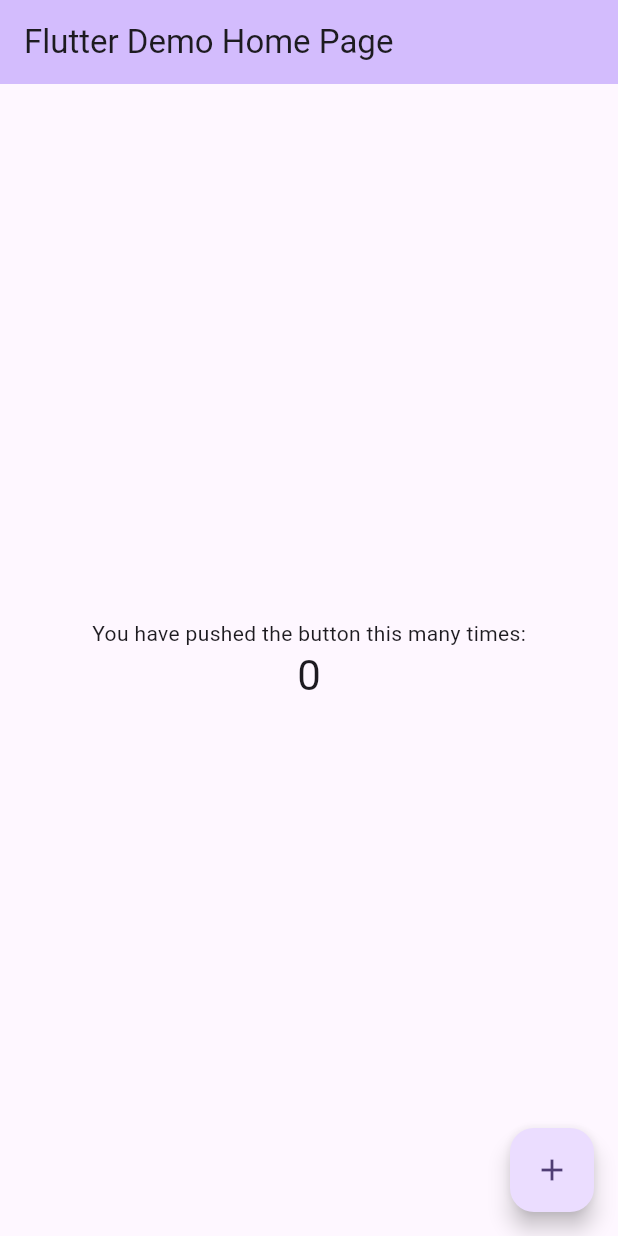
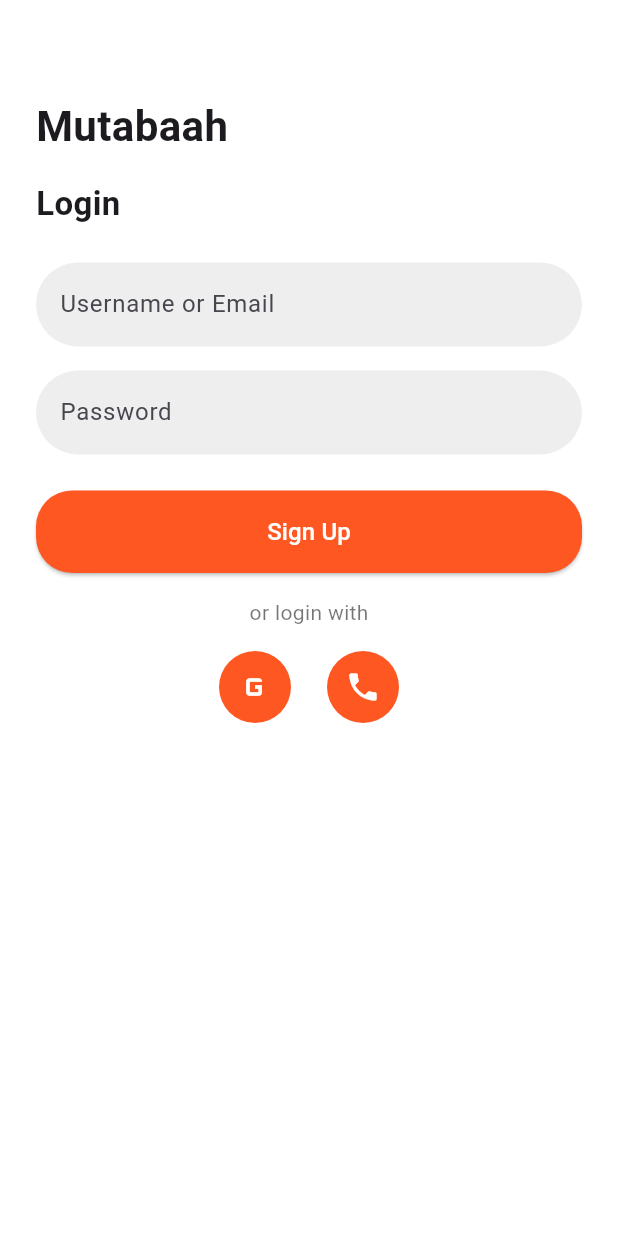
Before and after one commit to ahrozujun/mqv1, a Flutter app: the screen it shows after launch, on a phone screen of 412 x 824 dp. Run offline on Flutter 3.47's test engine with Material 3 defaults, Android fonts, the phone set to English and light mode, and no system bars.

Commit message:
Mengganti main.dart

```diff
--- a/lib/main.dart
+++ b/lib/main.dart
@@ -7,116 +7,140 @@ void main() {
 class MyApp extends StatelessWidget {
   const MyApp({super.key});
 
-  // This widget is the root of your application.
   @override
   Widget build(BuildContext context) {
     return MaterialApp(
-      title: 'Flutter Demo',
-      theme: ThemeData(
-        // This is the theme of your application.
-        //
-        // TRY THIS: Try running your application with "flutter run". You'll see
-        // the application has a purple toolbar. Then, without quitting the app,
-        // try changing the seedColor in the colorScheme below to Colors.green
-        // and then invoke "hot reload" (save your changes or press the "hot
-        // reload" button in a Flutter-supported IDE, or press "r" if you used
-        // the command line to start the app).
-        //
-        // Notice that the counter didn't reset back to zero; the application
-        // state is not lost during the reload. To reset the state, use hot
-        // restart instead.
-        //
-        // This works for code too, not just values: Most code changes can be
-        // tested with just a hot reload.
-        colorScheme: ColorScheme.fromSeed(seedColor: Colors.deepPurple),
-      ),
-      home: const MyHomePage(title: 'Flutter Demo Home Page'),
+      title: 'Mutabaah',
+      debugShowCheckedModeBanner: false,
+      home: const LoginPage(),
     );
   }
 }
 
-class MyHomePage extends StatefulWidget {
-  const MyHomePage({super.key, required this.title});
-
-  // This widget is the home page of your application. It is stateful, meaning
-  // that it has a State object (defined below) that contains fields that affect
-  // how it looks.
-
-  // This class is the configuration for the state. It holds the values (in this
-  // case the title) provided by the parent (in this case the App widget) and
-  // used by the build method of the State. Fields in a Widget subclass are
-  // always marked "final".
-
-  final String title;
-
-  @override
-  State<MyHomePage> createState() => _MyHomePageState();
-}
-
-class _MyHomePageState extends State<MyHomePage> {
-  int _counter = 0;
-
-  void _incrementCounter() {
-    setState(() {
-      // This call to setState tells the Flutter framework that something has
-      // changed in this State, which causes it to rerun the build method below
-      // so that the display can reflect the updated values. If we changed
-      // _counter without calling setState(), then the build method would not be
-      // called again, and so nothing would appear to happen.
-      _counter++;
-    });
-  }
+class LoginPage extends StatelessWidget {
+  const LoginPage({super.key});
 
   @override
   Widget build(BuildContext context) {
-    // This method is rerun every time setState is called, for instance as done
-    // by the _incrementCounter method above.
-    //
-    // The Flutter framework has been optimized to make rerunning build methods
-    // fast, so that you can just rebuild anything that needs updating rather
-    // than having to individually change instances of widgets.
     return Scaffold(
-      appBar: AppBar(
-        // TRY THIS: Try changing the color here to a specific color (to
-        // Colors.amber, perhaps?) and trigger a hot reload to see the AppBar
-        // change color while the other colors stay the same.
-        backgroundColor: Theme.of(context).colorScheme.inversePrimary,
-        // Here we take the value from the MyHomePage object that was created by
-        // the App.build method, and use it to set our appbar title.
-        title: Text(widget.title),
-      ),
-      body: Center(
-        // Center is a layout widget. It takes a single child and positions it
-        // in the middle of the parent.
+      backgroundColor: Colors.white,
+      body: Padding(
+        padding: const EdgeInsets.symmetric(horizontal: 24, vertical: 64),
         child: Column(
-          // Column is also a layout widget. It takes a list of children and
-          // arranges them vertically. By default, it sizes itself to fit its
-          // children horizontally, and tries to be as tall as its parent.
-          //
-          // Column has various properties to control how it sizes itself and
-          // how it positions its children. Here we use mainAxisAlignment to
-          // center the children vertically; the main axis here is the vertical
-          // axis because Columns are vertical (the cross axis would be
-          // horizontal).
-          //
-          // TRY THIS: Invoke "debug painting" (choose the "Toggle Debug Paint"
-          // action in the IDE, or press "p" in the console), to see the
-          // wireframe for each widget.
-          mainAxisAlignment: MainAxisAlignment.center,
-          children: <Widget>[
-            const Text('You have pushed the button this many times:'),
-            Text(
-              '$_counter',
-              style: Theme.of(context).textTheme.headlineMedium,
+          crossAxisAlignment: CrossAxisAlignment.start,
+          children: [
+            const Text(
+              'Mutabaah',
+              style: TextStyle(fontSize: 28, fontWeight: FontWeight.bold),
+            ),
+            const SizedBox(height: 16),
+            const Text(
+              'Login',
+              style: TextStyle(fontSize: 22, fontWeight: FontWeight.w600),
+            ),
+            const SizedBox(height: 24),
+
+            // Username/email field
+            TextField(
+              decoration: InputDecoration(
+                hintText: 'Username or Email',
+                filled: true,
+                fillColor: Colors.grey[200],
+                border: OutlineInputBorder(
+                  borderRadius: BorderRadius.circular(32),
+                  borderSide: BorderSide.none,
+                ),
+              ),
+            ),
+            const SizedBox(height: 16),
+
+            // Password field
+            TextField(
+              obscureText: true,
+              decoration: InputDecoration(
+                hintText: 'Password',
+                filled: true,
+                fillColor: Colors.grey[200],
+                border: OutlineInputBorder(
+                  borderRadius: BorderRadius.circular(32),
+                  borderSide: BorderSide.none,
+                ),
+              ),
+            ),
+            const SizedBox(height: 24),
+
+            // Sign Up button
+            SizedBox(
+              width: double.infinity,
+              child: ElevatedButton(
+                onPressed: () {
+                  // TODO: Pindah ke halaman sign up
+                },
+                style: ElevatedButton.styleFrom(
+                  backgroundColor: Colors.deepOrange,
+                  shape: RoundedRectangleBorder(
+                    borderRadius: BorderRadius.circular(24),
+                  ),
+                  padding: const EdgeInsets.symmetric(vertical: 16),
+                ),
+                child: const Text(
+                  'Sign Up',
+                  style: TextStyle(color: Colors.white, fontSize: 16),
+                ),
+              ),
+            ),
+            const SizedBox(height: 16),
+
+            // Or login with
+            const Center(
+              child: Text(
+                'or login with',
+                style: TextStyle(fontSize: 14, color: Colors.black54),
+              ),
+            ),
+            const SizedBox(height: 16),
+
+            // Social login buttons
+            Row(
+              mainAxisAlignment: MainAxisAlignment.center,
+              children: [
+                // Google button
+                Container(
+                  decoration: const BoxDecoration(
+                    color: Colors.deepOrange,
+                    shape: BoxShape.circle,
+                  ),
+                  child: IconButton(
+                    onPressed: () {
+                      // TODO: Login dengan Google
+                    },
+                    icon: const Icon(Icons.g_mobiledata),
+                    color: Colors.white,
+                    iconSize: 28,
+                  ),
+                ),
+                const SizedBox(width: 24),
+
+                // Phone button
+                Container(
+                  decoration: const BoxDecoration(
+                    color: Colors.deepOrange,
+                    shape: BoxShape.circle,
+                  ),
+                  child: IconButton(
+                    onPressed: () {
+                      // TODO: Login dengan Telepon
+                    },
+                    icon: const Icon(Icons.phone),
+                    color: Colors.white,
+                    iconSize: 24,
+                  ),
+                ),
+              ],
             ),
           ],
         ),
       ),
-      floatingActionButton: FloatingActionButton(
-        onPressed: _incrementCounter,
-        tooltip: 'Increment',
-        child: const Icon(Icons.add),
-      ), // This trailing comma makes auto-formatting nicer for build methods.
     );
   }
 }
```
